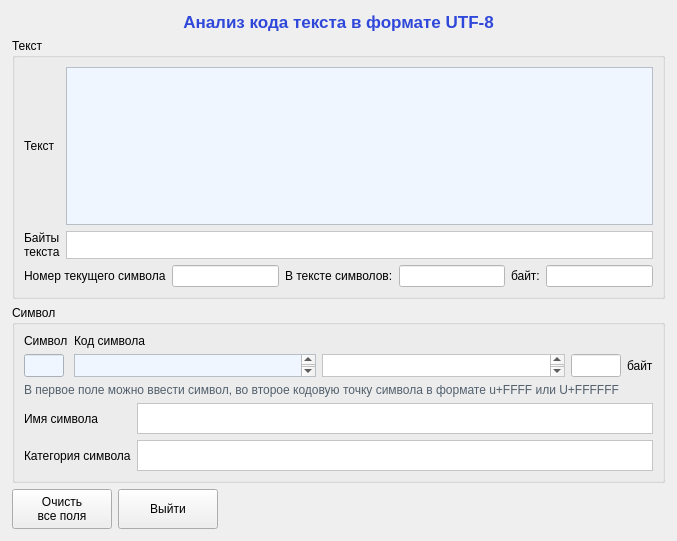
This is unicode.ui in LeonidBolshakov/uni-code as Qt 5 draws it before an edit. The edited form follows.
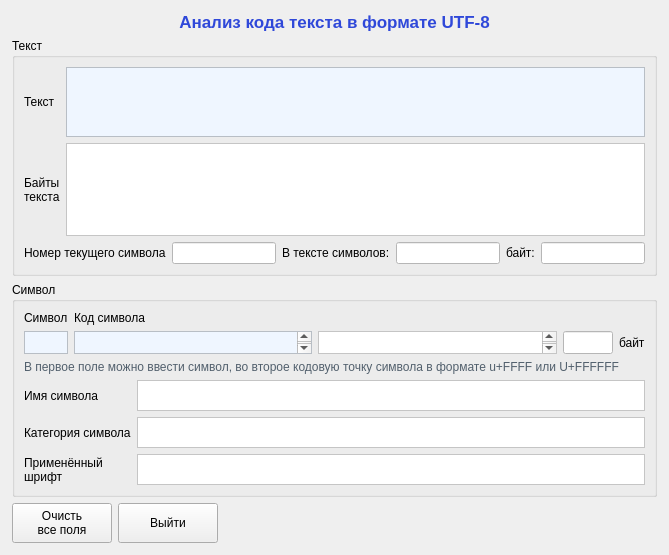
This is the edited form.

Commit message: Версия 1.1. Расширен список шрифтов, добавлена возможность добавлять шрифты без изменения программы. В форме выводится шрифт, с помощью которого отражается символ.

```diff
--- a/unicode.ui
+++ b/unicode.ui
@@ -6,8 +6,8 @@
    <rect>
     <x>0</x>
     <y>0</y>
-    <width>677</width>
-    <height>541</height>
+    <width>669</width>
+    <height>555</height>
    </rect>
   </property>
   <property name="sizePolicy">
@@ -35,14 +35,14 @@
 
 /* Поля ввода */
 QPlainTextEdit#txt_text_input,
-QLineEdit#txt_char_input,
+QPlainTextEdit#txt_char_input,
 QPlainTextEdit#txt_char_in_utf {
     background-color: #EFF6FF;
 }
 
 /* Заголовок и вводимый символ */
 QLabel#labelTitle,
-QLineEdit#txt_char_input {
+QPlainTextEdit#txt_char_input {
     color: #2F48D9;
 }
 
@@ -104,7 +104,7 @@
          <item row="0" column="0">
           <widget class="QLabel" name="label_3">
            <property name="sizePolicy">
-            <sizepolicy hsizetype="Fixed" vsizetype="Maximum">
+            <sizepolicy hsizetype="Preferred" vsizetype="Maximum">
              <horstretch>0</horstretch>
              <verstretch>0</verstretch>
             </sizepolicy>
@@ -115,7 +115,17 @@
           </widget>
          </item>
          <item row="0" column="1">
-          <widget class="QPlainTextEdit" name="txt_text_input"/>
+          <widget class="QPlainTextEdit" name="txt_text_input">
+           <property name="sizePolicy">
+            <sizepolicy hsizetype="Expanding" vsizetype="Preferred">
+             <horstretch>0</horstretch>
+             <verstretch>0</verstretch>
+            </sizepolicy>
+           </property>
+           <property name="tabChangesFocus">
+            <bool>true</bool>
+           </property>
+          </widget>
          </item>
          <item row="1" column="0">
           <widget class="QLabel" name="label_4">
@@ -259,40 +269,6 @@
            </property>
           </widget>
          </item>
-         <item row="1" column="0">
-          <widget class="QLineEdit" name="txt_char_input">
-           <property name="sizePolicy">
-            <sizepolicy hsizetype="Fixed" vsizetype="Fixed">
-             <horstretch>0</horstretch>
-             <verstretch>0</verstretch>
-            </sizepolicy>
-           </property>
-           <property name="minimumSize">
-            <size>
-             <width>40</width>
-             <height>20</height>
-            </size>
-           </property>
-           <property name="maximumSize">
-            <size>
-             <width>40</width>
-             <height>16777215</height>
-            </size>
-           </property>
-           <property name="font">
-            <font>
-             <pointsize>13</pointsize>
-             <bold>true</bold>
-            </font>
-           </property>
-           <property name="alignment">
-            <set>Qt::AlignmentFlag::AlignCenter</set>
-           </property>
-           <property name="readOnly">
-            <bool>false</bool>
-           </property>
-          </widget>
-         </item>
          <item row="1" column="1">
           <widget class="QPlainTextEdit" name="txt_char_in_utf">
            <property name="sizePolicy">
@@ -362,6 +338,31 @@
            </property>
           </widget>
          </item>
+         <item row="1" column="0">
+          <widget class="QPlainTextEdit" name="txt_char_input">
+           <property name="sizePolicy">
+            <sizepolicy hsizetype="Ignored" vsizetype="Ignored">
+             <horstretch>0</horstretch>
+             <verstretch>0</verstretch>
+            </sizepolicy>
+           </property>
+           <property name="font">
+            <font>
+             <pointsize>12</pointsize>
+             <bold>true</bold>
+            </font>
+           </property>
+           <property name="verticalScrollBarPolicy">
+            <enum>Qt::ScrollBarPolicy::ScrollBarAlwaysOff</enum>
+           </property>
+           <property name="horizontalScrollBarPolicy">
+            <enum>Qt::ScrollBarPolicy::ScrollBarAlwaysOff</enum>
+           </property>
+           <property name="tabChangesFocus">
+            <bool>true</bool>
+           </property>
+          </widget>
+         </item>
         </layout>
        </item>
        <item>
@@ -437,6 +438,30 @@
            </property>
           </widget>
          </item>
+         <item row="2" column="0">
+          <widget class="QLabel" name="label_8">
+           <property name="text">
+            <string>Применённый
+шрифт</string>
+           </property>
+          </widget>
+         </item>
+         <item row="2" column="1">
+          <widget class="QPlainTextEdit" name="txt_char_fonts">
+           <property name="sizePolicy">
+            <sizepolicy hsizetype="Expanding" vsizetype="Fixed">
+             <horstretch>0</horstretch>
+             <verstretch>0</verstretch>
+            </sizepolicy>
+           </property>
+           <property name="maximumSize">
+            <size>
+             <width>16777215</width>
+             <height>31</height>
+            </size>
+           </property>
+          </widget>
+         </item>
         </layout>
        </item>
       </layout>
```
Left out of the diff: 55 changed lines with no effect on the pictures. The commit also changes 8 other files.
